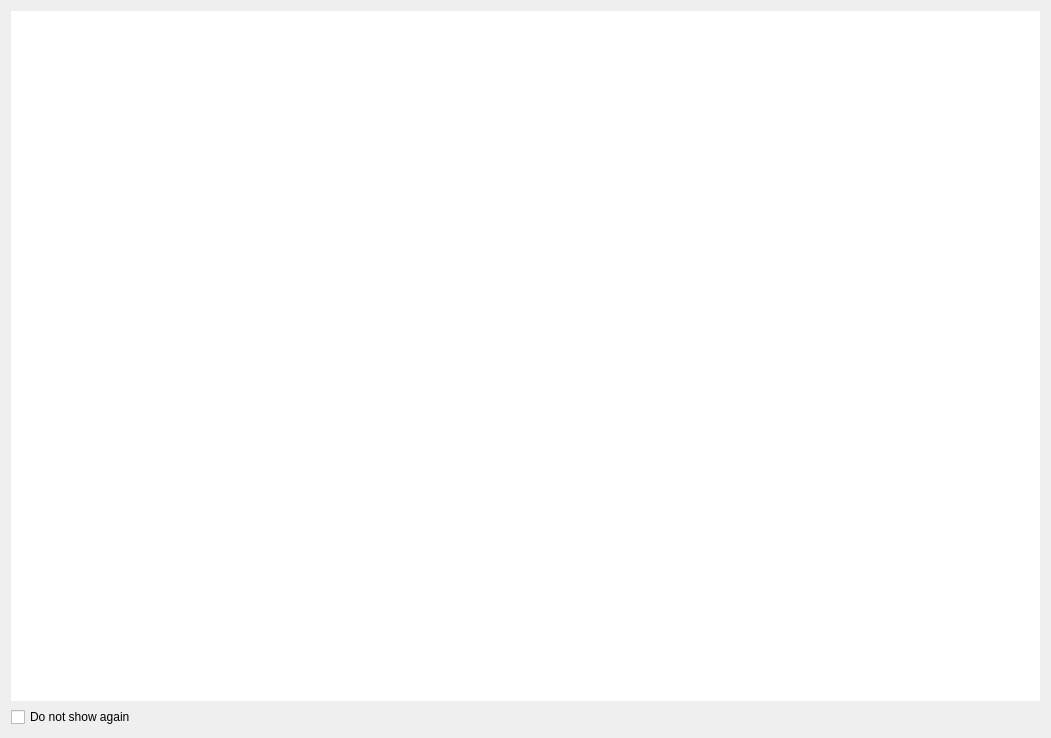
First picture: the form in Resources/ui/ChangeDialog.ui, repository APEbbers/SearchBar, before the edit.
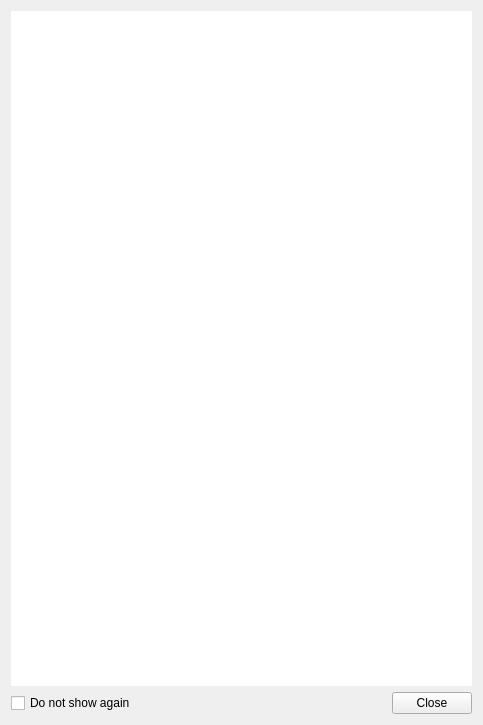
Second picture: the form after the edit.

Commit message: - Added close button with esc as shortcutkey to change log - updated the text

The edit to the form file:
```diff
--- a/Resources/ui/ChangeDialog.ui
+++ b/Resources/ui/ChangeDialog.ui
@@ -6,22 +6,44 @@
    <rect>
     <x>0</x>
     <y>0</y>
-    <width>1051</width>
-    <height>738</height>
+    <width>483</width>
+    <height>725</height>
    </rect>
   </property>
   <property name="windowTitle">
    <string>Form</string>
   </property>
   <layout class="QGridLayout" name="gridLayout">
+   <item row="1" column="1">
+    <spacer name="horizontalSpacer_2">
+     <property name="orientation">
+      <enum>Qt::Orientation::Horizontal</enum>
+     </property>
+     <property name="sizeHint" stdset="0">
+      <size>
+       <width>40</width>
+       <height>20</height>
+      </size>
+     </property>
+    </spacer>
+   </item>
    <item row="1" column="0">
     <widget class="QCheckBox" name="DoNotShowAgain">
+     <property name="sizePolicy">
+      <sizepolicy hsizetype="MinimumExpanding" vsizetype="Fixed">
+       <horstretch>0</horstretch>
+       <verstretch>0</verstretch>
+      </sizepolicy>
+     </property>
+     <property name="layoutDirection">
+      <enum>Qt::LayoutDirection::LeftToRight</enum>
+     </property>
      <property name="text">
       <string>Do not show again</string>
      </property>
     </widget>
    </item>
-   <item row="0" column="0">
+   <item row="0" column="0" colspan="3">
     <widget class="QTextEdit" name="textEdit">
      <property name="frameShape">
       <enum>QFrame::Shape::NoFrame</enum>
@@ -44,6 +66,16 @@
      </property>
     </widget>
    </item>
+   <item row="1" column="2">
+    <widget class="QPushButton" name="pushButton">
+     <property name="text">
+      <string>Close</string>
+     </property>
+     <property name="shortcut">
+      <string>Esc</string>
+     </property>
+    </widget>
+   </item>
   </layout>
  </widget>
  <resources/>
```
Left out of the diff: 19 changed lines with no effect on the pictures. The commit also changes 2 other files.
